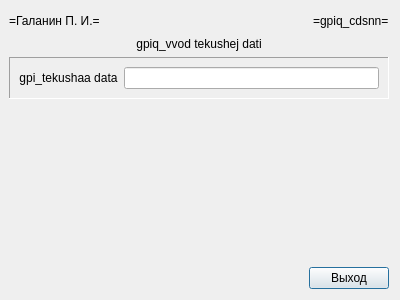
This is gpiq_/gpiq_/gpiq_cdstt.ui in BrSTU-PO4-190333/5sem_NPO_old as Qt 5 draws it before an edit. The edited form follows.
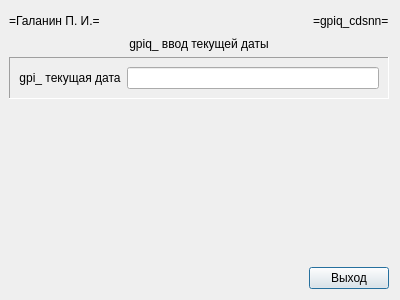
This is the edited form.

Diff of the .ui file:
```diff
--- a/gpiq_/gpiq_/gpiq_cdstt.ui
+++ b/gpiq_/gpiq_/gpiq_cdstt.ui
@@ -54,7 +54,7 @@
    <item>
     <widget class="QLabel" name="gpiq_cdstt_xxtitle_l">
      <property name="text">
-      <string>gpiq_vvod tekushej dati</string>
+      <string>gpiq_ ввод текущей даты</string>
      </property>
      <property name="alignment">
       <set>Qt::AlignCenter</set>
@@ -79,7 +79,7 @@
       <item row="0" column="0">
        <widget class="QLabel" name="gpiq_cdstt_datat_l">
         <property name="text">
-         <string>gpi_tekushaa data</string>
+         <string>gpi_ текущая дата</string>
         </property>
         <property name="alignment">
          <set>Qt::AlignCenter</set>
```
